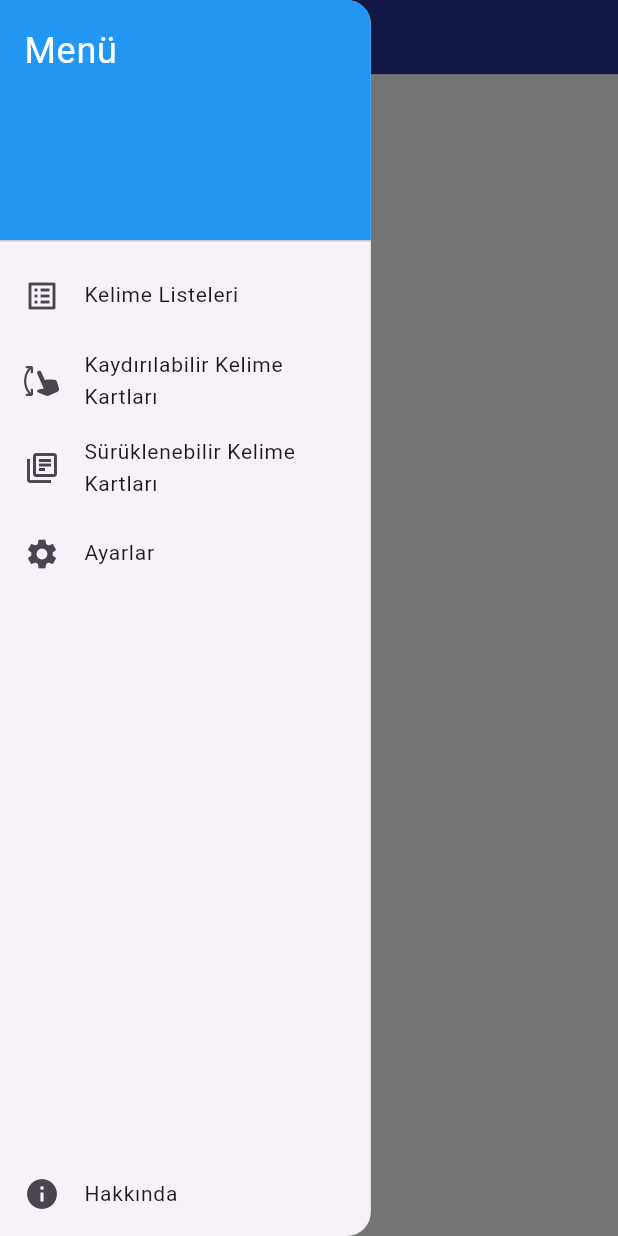
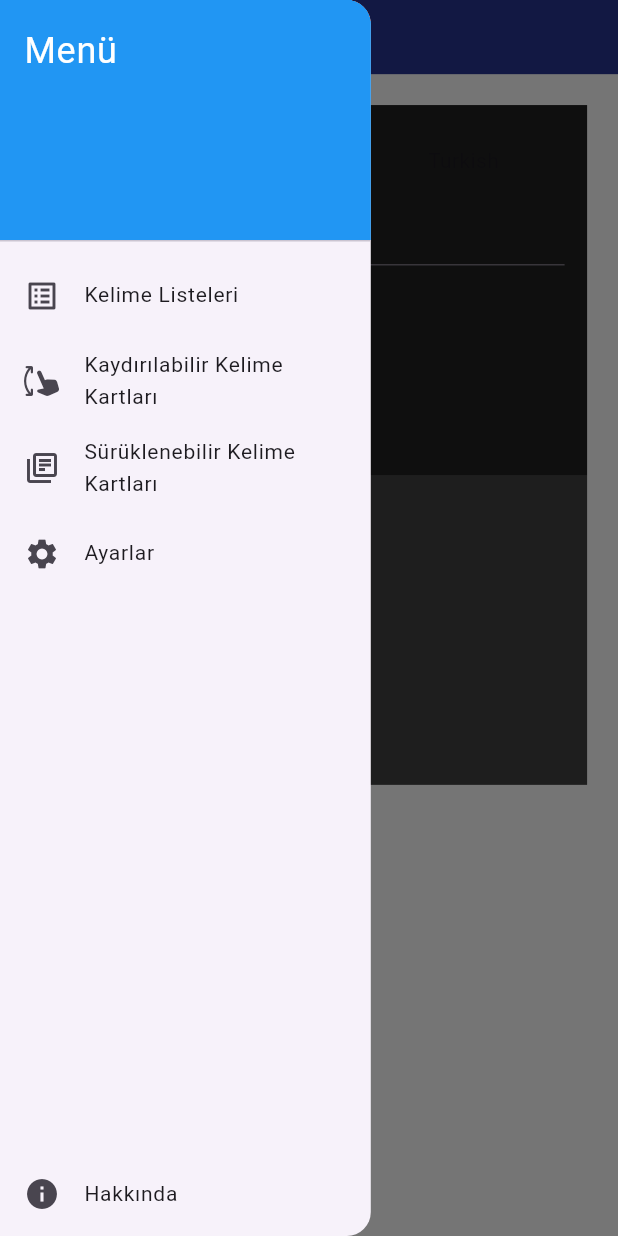
Before and after one commit to muratalperenulutas/WordApp, a Flutter app: the screen it shows after launch, after a tap on the "menu" icon, on a phone screen of 412 x 824 dp. Run offline on Flutter 3.47's test engine with Material 3 defaults, Android fonts, the phone set to English and light mode, and no system bars; our stand-ins replace get, shared_preferences, sqflite; accounts and stored records are empty.

Commit message:
added translate word functionality and updated main page body

```diff
--- a/Mobile/lib/app.dart
+++ b/Mobile/lib/app.dart
@@ -1,7 +1,7 @@
 import 'package:flutter/material.dart';
 import 'package:get/get.dart';
 import 'package:word_app/controllers/app_controller.dart';
-import 'package:word_app/initialPage.dart';
+import 'package:word_app/pages/main_page/main_page.dart';
 import 'package:word_app/lang/app_translations.dart';
 import 'package:word_app/pages/draggable_word_cards_page/draggable_word_cards_page.dart';
 import 'package:word_app/pages/scrollable_words_page.dart';
--- a/Mobile/lib/my_app_body.dart
+++ /dev/null
@@ -1,46 +0,0 @@
-import 'package:flutter/material.dart';
-import 'package:get/get.dart';
-import 'package:word_app/controllers/app_controller.dart';
-import 'package:word_app/services/dbService/database_helper.dart';
-
-class MyAppBody extends StatefulWidget {
-  const MyAppBody({super.key});
-
-  @override
-  State<MyAppBody> createState() => _MyAppBodyState();
-}
-
-class _MyAppBodyState extends State<MyAppBody> {
-  final dbHelper = DatabaseHelper();
-  List<Map<String, dynamic>> words =[];
-
-
-  void initState() {
-    super.initState();
-    _initDatabase();
-  }
-
-  Future<void> _initDatabase() async {
-    List<Map<String, dynamic>> randWords =
-        await dbHelper.getRandomWords(wordListName: "words", count: 15);
-    //print(randWords);
-
-    setState(() {
-      words = randWords;
-    });
-  }
-
-  @override
-  Widget build(BuildContext context) {
-    final AppController appController = Get.find<AppController>();
-    return Column(
-      children: [
-        Obx(() {
-          return Text(
-              "Theme:${appController.isDarkTheme.value ? "Dark " : "Light " + appController.isScrollableWordsVertical.value.toString()}");
-        }),
-
-      ],
-    );
-  }
-}
--- a/Mobile/lib/initialPage.dart
+++ b/Mobile/lib/pages/main_page/main_page.dart
@@ -1,5 +1,5 @@
 import 'package:flutter/material.dart';
-import 'package:word_app/my_app_body.dart';
+import 'package:word_app/pages/main_page/main_page_body.dart';
 import 'package:word_app/side_menu_panel.dart';
 
 
@@ -25,7 +25,7 @@ class initialPage extends StatelessWidget {
               ),
             ),
             drawer: SideMenuPanel(),
-            body: MyAppBody(),
+            body: MainPageBody(),
           );
   }
 }
--- /dev/null
+++ b/Mobile/lib/pages/main_page/main_page_body.dart
@@ -0,0 +1,90 @@
+import 'package:flutter/material.dart';
+import 'package:word_app/services/dbService/database_helper.dart';
+
+class MainPageBody extends StatefulWidget {
+  const MainPageBody({super.key});
+
+  @override
+  State<MainPageBody> createState() => _MainPageBodyState();
+}
+
+class _MainPageBodyState extends State<MainPageBody> {
+  final TextEditingController _wordController = TextEditingController();
+  final dbHelper = DatabaseHelper();
+  var meaningText = "";
+  List<Map<String, dynamic>> words = [];
+
+  void initState() {
+    super.initState();
+  }
+
+  Future<void> getWordMeaning(String word) async {
+    final result = await dbHelper.getMeaningByWord(word);
+    setState(() {
+      if (result.isNotEmpty) {
+        meaningText = result[0]["meaning2"]+" "+result[0]["meaning1"]+" "+result[0]["meaning3"];
+      } else {
+        meaningText = 'Değer bulunamadı';
+      }
+    });
+  }
+
+  @override
+  Widget build(BuildContext context) {
+    final width = MediaQuery.of(context).size.width;
+    final height = MediaQuery.of(context).size.height;
+    return Column(
+      children: [
+        Padding(
+          padding: EdgeInsets.all(width * 0.05),
+          child: Column(
+            children: [
+              Container(
+                height: height * 0.3,
+                width: width,
+                color: Colors.grey[900],
+                child: Padding(
+                  padding: const EdgeInsets.all(15.0),
+                  child: Column(
+                    children: [
+                      const Padding(
+                        padding: const EdgeInsets.all(10),
+                        child: Row(
+                          mainAxisAlignment: MainAxisAlignment.spaceAround,
+                          children: [
+                            Text("English"),
+                            Icon(Icons.arrow_right_alt_sharp),
+                            Text("Turkish"),
+                          ],
+                        ),
+                      ),
+                      TextField(
+                        controller: _wordController,
+                        onTapOutside: (event) {
+                          getWordMeaning(_wordController.text);
+                        },
+                      ),
+
+                    ],
+                  ),
+                ),
+              ),Container(
+                height: height * 0.25,
+                width: width,
+                color: Colors.grey[800],
+                child: Padding(
+                  padding: const EdgeInsets.all(15.0),
+                  child: Column(
+                    children: [
+                      Text(meaningText)
+                    ],
+                  ),
+                ),
+              ),
+            ],
+          ),
+        ),
+      ],
+    );
+  }
+}
--- a/Mobile/lib/services/dbService/database_helper.dart
+++ b/Mobile/lib/services/dbService/database_helper.dart
@@ -79,6 +79,16 @@ class DatabaseHelper {
     return result.length;
   }
 
+  Future<List<Map<String, dynamic>>> getMeaningByWord(String word) async {
+    final db = await database;
+    final result = await db.query(
+      'words',
+      where: 'word = ?',
+      whereArgs: [word],
+    );
+    return result;
+  }
+
   Future<Object?> isWordListsAlreadyDownloaded(String wordListName) async {
     final db = await database;
     final result=await db
```
